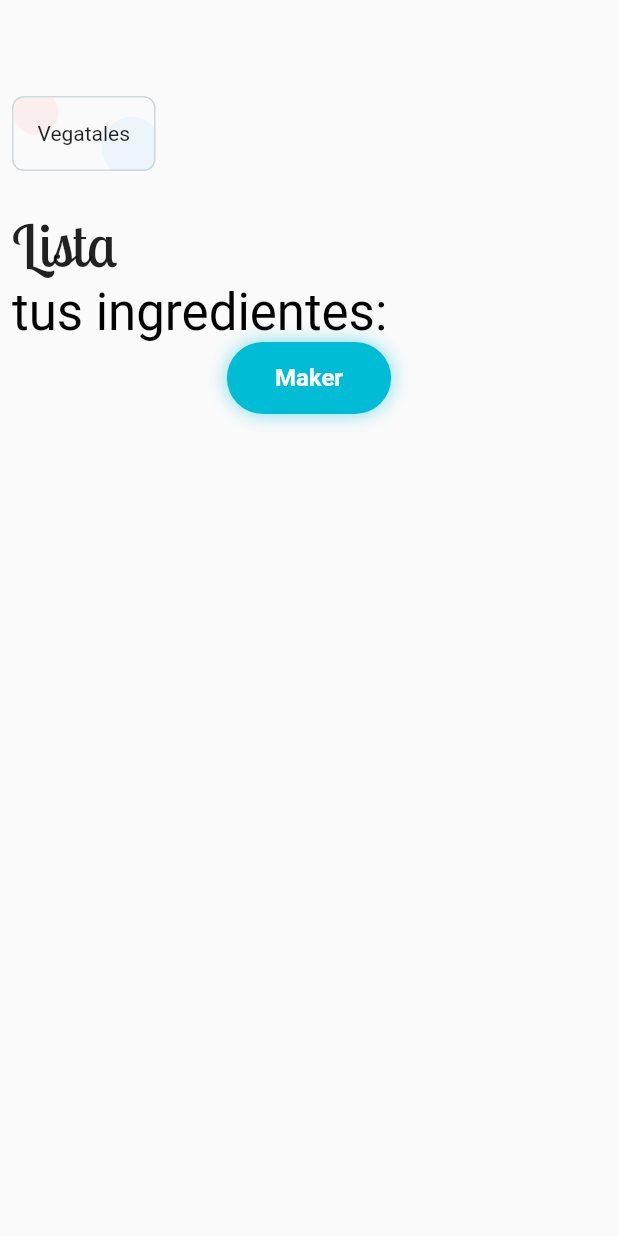
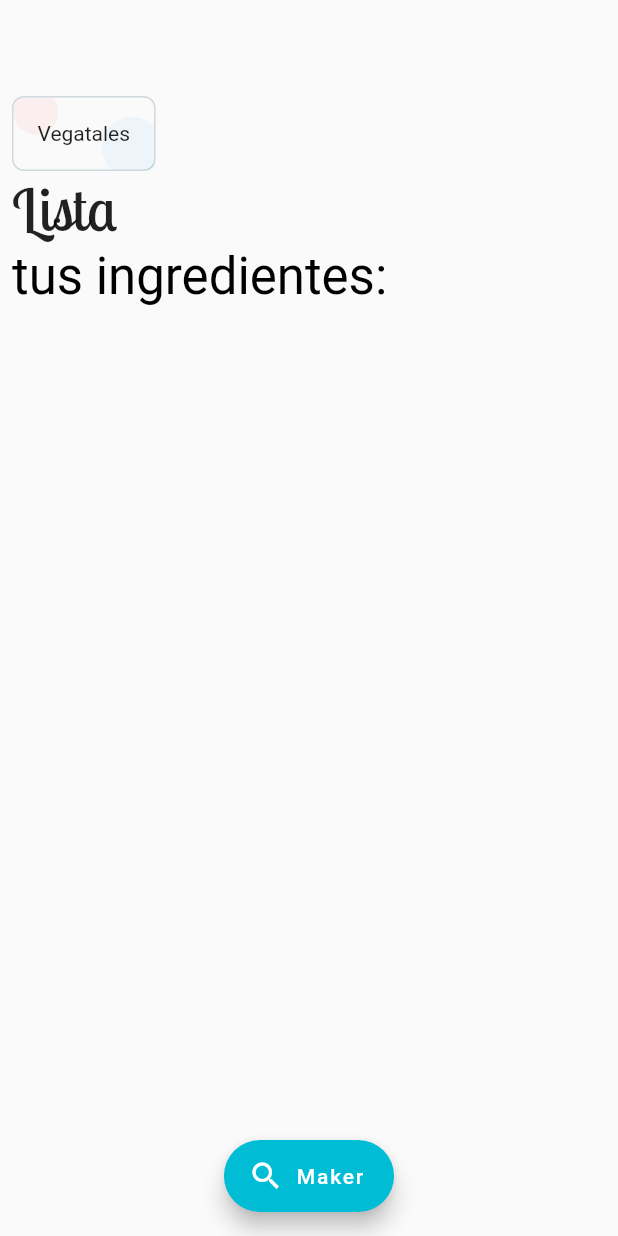
Before and after one commit to EdHuamani/foodie-maker, a Flutter app: the screen it shows after launch, on a phone screen of 412 x 824 dp. Run offline on Flutter 3.47's test engine with Material 2 defaults, Android fonts, the phone set to English and light mode, and no system bars; our stand-ins replace cloud_firestore, flutter_redux, redux; accounts and stored records are empty; statements that could not run were skipped.

Commit message:
improvs design home

```diff
--- a/lib/presentation/home_screen.dart
+++ b/lib/presentation/home_screen.dart
@@ -3,10 +3,23 @@ import 'package:foodie_maker/presentation/food_create.dart';
 
 class HomeScreen extends StatelessWidget {
   static String routeName = "/home";
+
   final TextStyle titleFont = TextStyle(
       fontFamily: 'Lobster Two', fontWeight: FontWeight.normal, fontSize: 40);
+
+  void _navigate(context) {
+    Navigator.push(
+      context,
+      MaterialPageRoute(builder: (context) => FoodCreate()),
+    );
+  }
+
   @override
   Widget build(BuildContext context) {
+    List items = [
+      rowFilterByType(),
+      buildTitle(context),
+    ];
     return Scaffold(
       appBar: AppBar(
         backgroundColor: Colors.transparent,
@@ -14,9 +27,26 @@ class HomeScreen extends StatelessWidget {
       ),
       body: Container(
         padding: EdgeInsets.all(8.0),
-        child: ListView(
-          children: <Widget>[
-            Row(
+        child: ListView.builder(
+          itemCount: items.length,
+          itemBuilder: (BuildContext context, int index) {
+            return items[index];
+          },
+        ),
+      ),
+      floatingActionButtonLocation: FloatingActionButtonLocation.centerFloat,
+      floatingActionButton: FloatingActionButton.extended(
+        isExtended: true,
+        icon: Icon(Icons.search),
+        onPressed: () => _navigate(context),
+        label: Text("Maker"),
+        backgroundColor: Colors.cyan,
+      ),
+    );
+  }
+
+  Widget rowFilterByType() {
+    return Row(
       children: <Widget>[
         Container(
           decoration: BoxDecoration(
@@ -53,19 +83,18 @@ class HomeScreen extends StatelessWidget {
                 ),
               ),
               Container(
-                        padding:
-                            EdgeInsets.symmetric(horizontal: 16, vertical: 16),
+                padding: EdgeInsets.symmetric(horizontal: 16, vertical: 16),
                 child: Text('Vegatales'),
               ),
             ],
           ),
         ),
       ],
-            ),
-            SizedBox(
-              height: 24,
-            ),
-            Container(
+    );
+  }
+
+  Widget buildTitle(context) {
+    return Container(
       child: Column(
         crossAxisAlignment: CrossAxisAlignment.start,
         children: <Widget>[
@@ -82,45 +111,6 @@ class HomeScreen extends StatelessWidget {
           ),
         ],
       ),
-            ),
-            Center(
-              child: Container(
-                decoration: BoxDecoration(
-                    borderRadius: BorderRadius.circular(30.0),
-                    color: Colors.cyan,
-                    boxShadow: [
-                      new BoxShadow(
-                        color: Colors.cyan.withOpacity(0.5),
-                        blurRadius: 10.0,
-                      ),
-                    ]),
-                child: FlatButton(
-                  child: Container(
-                    padding: EdgeInsets.symmetric(horizontal: 16),
-                    child: Text(
-                      'Maker',
-                      style: TextStyle(
-                        fontSize: 16.0,
-                        fontWeight: FontWeight.w600,
-                      ),
-                    ),
-                  ),
-                  textColor: Colors.white,
-                  color: Colors.transparent,
-                  shape: RoundedRectangleBorder(
-                      borderRadius: BorderRadius.circular(30.0)),
-                  onPressed: () {
-                    Navigator.push(
-                      context,
-                      MaterialPageRoute(builder: (context) => FoodCreate()),
-                    );
-                  },
-                ),
-              ),
-            ),
-          ],
-        ),
-      ),
     );
   }
 }
```
Lines whose indentation alone changed are shown as unchanged.
